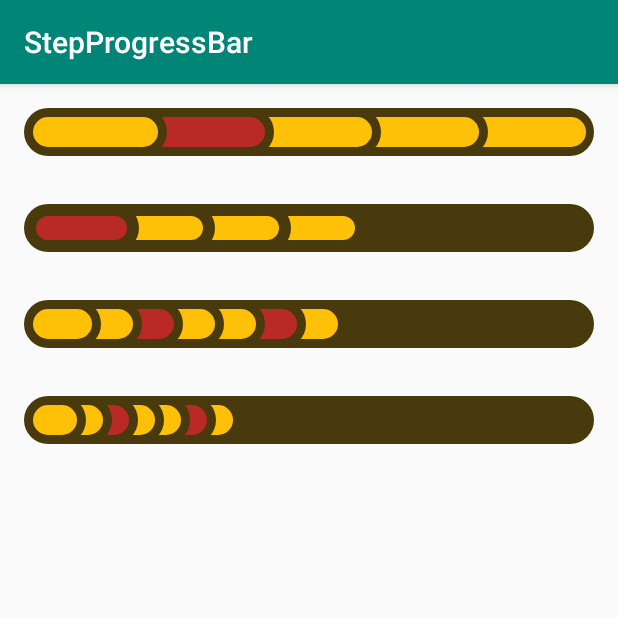
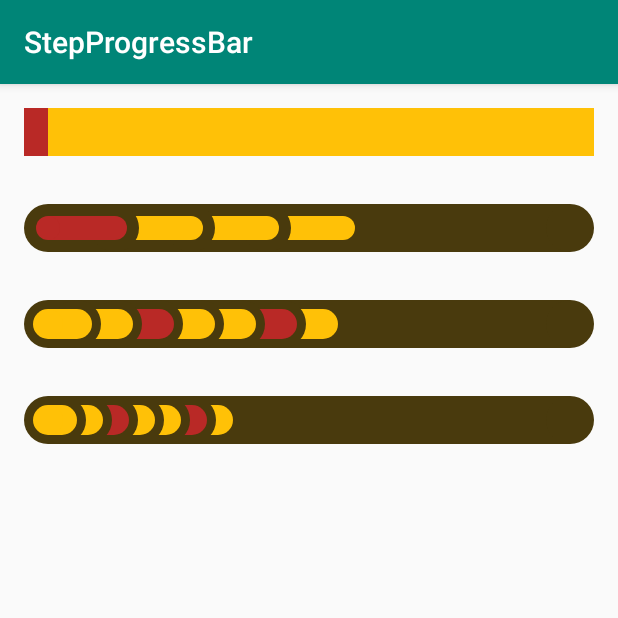
Before and after one commit to mr-sarsarabi/StepProgressBar, an Android app: the screen it shows after launch (MainActivity), on a phone screen of 412 x 824 dp, the top half of it. Run offline under Robolectric (Android 15) with nearby library versions, the phone set to English and light mode, and no system bars.

```diff
--- a/app/src/main/java/com/miragestudios/stepprogressbar/MainActivity.java
+++ b/app/src/main/java/com/miragestudios/stepprogressbar/MainActivity.java
@@ -12,6 +12,10 @@ public class MainActivity extends AppCompatActivity {
         setContentView(R.layout.activity_main);
         StepProgressBar stepProgressBar = findViewById(R.id.step_progress_bar);
         stepProgressBar.setStepCount(5);
+        stepProgressBar.setSuccessfulStepColor(0xfff);
+        stepProgressBar.setFailureStepColor(0xfff);
+        stepProgressBar.setBackgroundColor(0xfff);
+        stepProgressBar.setInnerPadding(0xfff);
         stepProgressBar.setStepSates(new Boolean[]{true, false, true, true, true});
         StepProgressBar stepProgressBar2 = findViewById(R.id.step_progress_bar2);
         stepProgressBar2.setStepCount(7);
```
Also changed, not shown: 1 other file.
